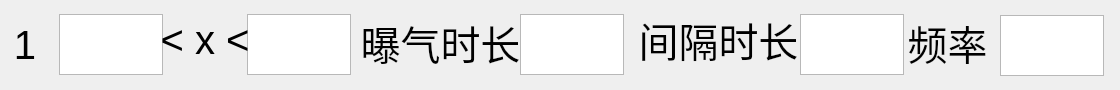
Above: Hqsw/fercaseform.ui from hqtecheptech/MagicPill before the change. Below: the same form after it.
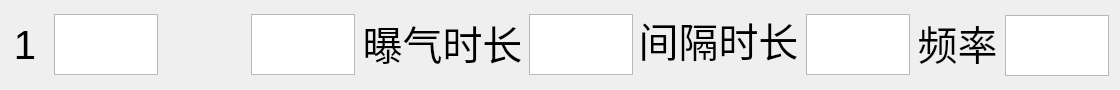
That is the form after the change.

```diff
--- a/Hqsw/fercaseform.ui
+++ b/Hqsw/fercaseform.ui
@@ -16,7 +16,7 @@
   <widget class="QLabel" name="ae_label">
    <property name="geometry">
     <rect>
-     <x>360</x>
+     <x>362</x>
      <y>17</y>
      <width>161</width>
      <height>51</height>
@@ -58,7 +58,7 @@
   <widget class="QTextEdit" name="low_tmp_text_edit">
    <property name="geometry">
     <rect>
-     <x>59</x>
+     <x>54</x>
      <y>14</y>
      <width>104</width>
      <height>61</height>
@@ -76,7 +76,7 @@
   <widget class="QTextEdit" name="ae_text_edit">
    <property name="geometry">
     <rect>
-     <x>520</x>
+     <x>529</x>
      <y>14</y>
      <width>104</width>
      <height>61</height>
@@ -94,7 +94,7 @@
   <widget class="QTextEdit" name="high_tmp_text_edit">
    <property name="geometry">
     <rect>
-     <x>247</x>
+     <x>251</x>
      <y>14</y>
      <width>104</width>
      <height>61</height>
@@ -133,7 +133,7 @@
   <widget class="QTextEdit" name="sta_text_edit">
    <property name="geometry">
     <rect>
-     <x>800</x>
+     <x>806</x>
      <y>14</y>
      <width>104</width>
      <height>61</height>
@@ -163,7 +163,7 @@
     </font>
    </property>
    <property name="text">
-    <string>&lt; x &lt;</string>
+    <string>&lt;x&lt;</string>
    </property>
    <property name="alignment">
     <set>Qt::AlignCenter</set>
@@ -172,7 +172,7 @@
   <widget class="QLabel" name="sta_label_2">
    <property name="geometry">
     <rect>
-     <x>907</x>
+     <x>917</x>
      <y>17</y>
      <width>81</width>
      <height>51</height>
@@ -193,7 +193,7 @@
   <widget class="QTextEdit" name="freq_text_edit">
    <property name="geometry">
     <rect>
-     <x>1000</x>
+     <x>1005</x>
      <y>15</y>
      <width>104</width>
      <height>61</height>
```
